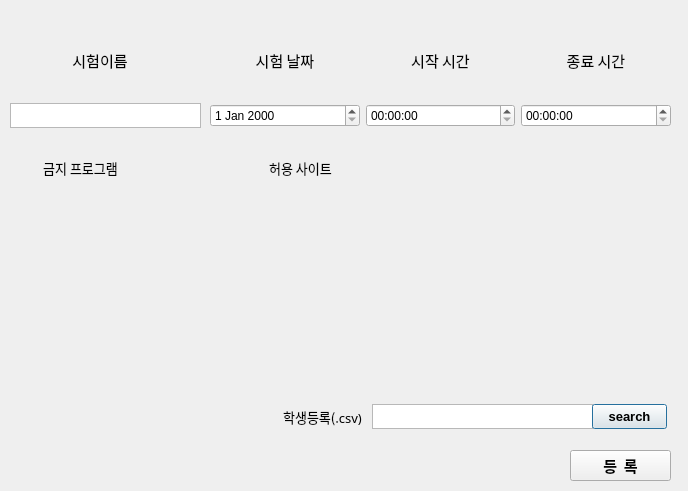
This is DCheat_Client/DCheat/view/registerCourse.ui in DCheat/DCheat as Qt 5 draws it before an edit. The edited form follows.
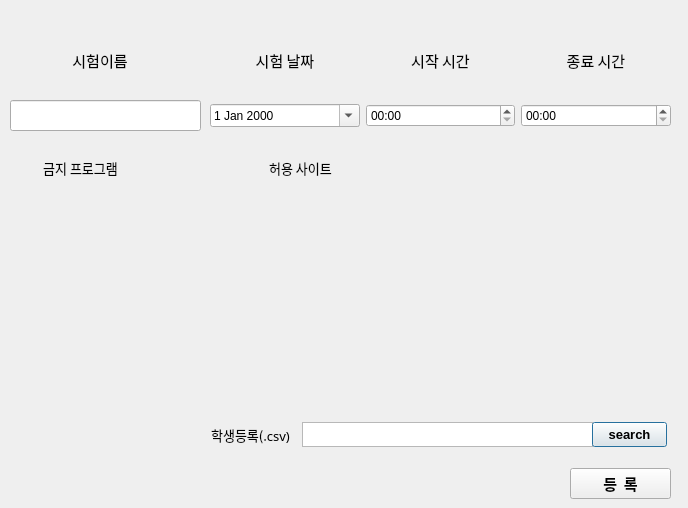
This is the edited form.

Commit message: add method about send message

```diff
--- a/DCheat_Client/DCheat/view/registerCourse.ui
+++ b/DCheat_Client/DCheat/view/registerCourse.ui
@@ -7,7 +7,7 @@
     <x>0</x>
     <y>0</y>
     <width>688</width>
-    <height>491</height>
+    <height>508</height>
    </rect>
   </property>
   <property name="windowTitle">
@@ -112,32 +112,37 @@
    </property>
    <layout class="QHBoxLayout" name="horizontalLayout_5">
     <item>
-     <widget class="QDateEdit" name="dateEdit"/>
+     <widget class="QDateEdit" name="dateEdit">
+      <property name="calendarPopup">
+       <bool>true</bool>
+      </property>
+     </widget>
     </item>
     <item>
-     <widget class="QTimeEdit" name="timeEdit"/>
+     <widget class="QTimeEdit" name="timeEdit">
+      <property name="displayFormat">
+       <string>hh:mm</string>
+      </property>
+      <property name="calendarPopup">
+       <bool>false</bool>
+      </property>
+     </widget>
     </item>
     <item>
-     <widget class="QTimeEdit" name="timeEdit_2"/>
+     <widget class="QTimeEdit" name="timeEdit_2">
+      <property name="displayFormat">
+       <string>hh:mm</string>
+      </property>
+     </widget>
     </item>
    </layout>
   </widget>
-  <widget class="QTextEdit" name="textEdit">
-   <property name="geometry">
-    <rect>
-     <x>10</x>
-     <y>103</y>
-     <width>191</width>
-     <height>25</height>
-    </rect>
-   </property>
-  </widget>
   <widget class="QTextEdit" name="textEdit_2">
    <property name="geometry">
     <rect>
-     <x>372</x>
-     <y>404</y>
-     <width>221</width>
+     <x>302</x>
+     <y>422</y>
+     <width>291</width>
      <height>25</height>
     </rect>
    </property>
@@ -146,7 +151,7 @@
    <property name="geometry">
     <rect>
      <x>592</x>
-     <y>404</y>
+     <y>422</y>
      <width>75</width>
      <height>25</height>
     </rect>
@@ -166,8 +171,8 @@
   <widget class="QLabel" name="label_8">
    <property name="geometry">
     <rect>
-     <x>272</x>
-     <y>407</y>
+     <x>200</x>
+     <y>425</y>
      <width>101</width>
      <height>20</height>
     </rect>
@@ -189,7 +194,7 @@
    <property name="geometry">
     <rect>
      <x>570</x>
-     <y>450</y>
+     <y>468</y>
      <width>101</width>
      <height>31</height>
     </rect>
@@ -234,7 +239,7 @@
      <x>30</x>
      <y>180</y>
      <width>201</width>
-     <height>211</height>
+     <height>231</height>
     </rect>
    </property>
    <layout class="QFormLayout" name="formLayout"/>
@@ -245,7 +250,7 @@
      <x>250</x>
      <y>180</y>
      <width>371</width>
-     <height>211</height>
+     <height>231</height>
     </rect>
    </property>
    <layout class="QFormLayout" name="formLayout_2"/>
@@ -272,6 +277,16 @@
     <set>Qt::AlignCenter</set>
    </property>
   </widget>
+  <widget class="QLineEdit" name="lineEdit">
+   <property name="geometry">
+    <rect>
+     <x>10</x>
+     <y>100</y>
+     <width>191</width>
+     <height>31</height>
+    </rect>
+   </property>
+  </widget>
  </widget>
  <resources/>
  <connections>
```
Left out of the diff: 4 changed lines with no effect on the pictures. The commit also changes 2 other files.
